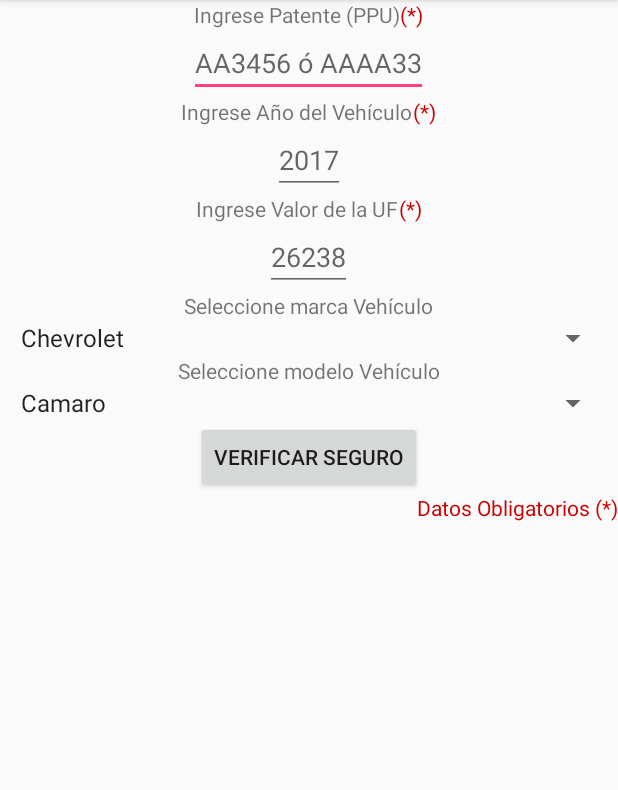
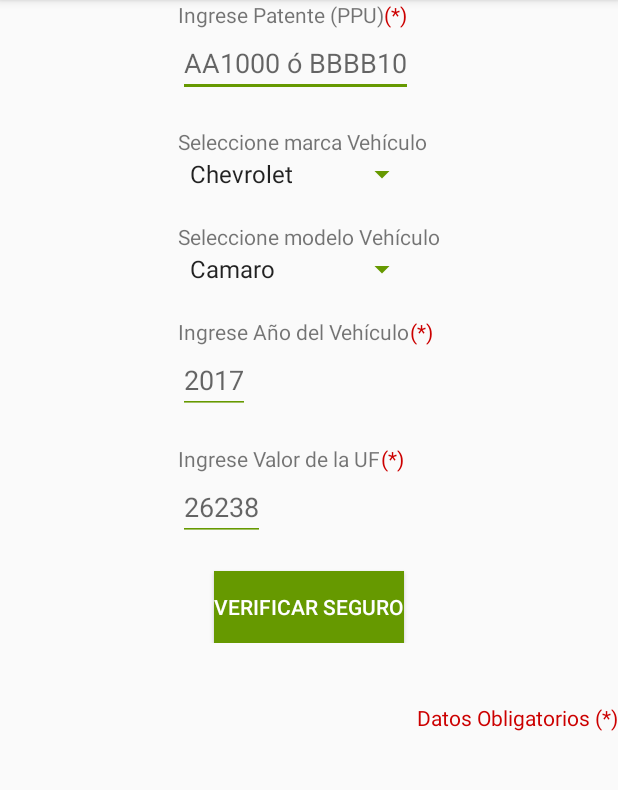
Before and after one commit to rodrigoayacura/AplicacionSeguroAuto, an Android app: the screen it shows after launch (MainActivity), on a phone screen of 412 x 824 dp, the part 84-874 px from its top. Run offline under Robolectric (Android 15) with nearby library versions, the phone set to English and light mode, and no system bars.

Commit message:
Cambios Estetica
Cambios en apariencia - Mejorada
Trabajo Lógica - Mejora Robustez PPU

```diff
--- a/app/src/main/AndroidManifest.xml
+++ b/app/src/main/AndroidManifest.xml
@@ -17,6 +17,7 @@
             </intent-filter>
         </activity>
         <activity android:name=".ResultadoSeguro"></activity>
-    </application>
+
+        </application>
 
 </manifest>
--- a/app/src/main/res/layout/activity_main.xml
+++ b/app/src/main/res/layout/activity_main.xml
@@ -5,10 +5,19 @@
     android:layout_width="match_parent"
     android:layout_height="match_parent"
     tools:context="cl.inacap.aplicacionseguroauto.MainActivity"
-    android:orientation="vertical">
+    android:orientation="vertical"
+    >
+<LinearLayout
+    android:layout_width="wrap_content"
+    android:layout_height="wrap_content"
+    android:layout_gravity="center"
+    android:orientation="vertical"
+    >
+
+
 
     <LinearLayout
-        android:layout_gravity="center"
+        android:layout_gravity="left"
         android:layout_width="wrap_content"
         android:layout_height="wrap_content">
 
@@ -18,18 +27,14 @@
             android:layout_width="wrap_content"
             android:layout_height="wrap_content"
             android:text="@string/string_ingresoPPU"
-            app:layout_constraintBottom_toBottomOf="parent"
-            app:layout_constraintLeft_toLeftOf="parent"
-            app:layout_constraintRight_toRightOf="parent"
-            app:layout_constraintTop_toTopOf="parent"
-            android:layout_gravity="center"
+            android:layout_gravity="left"
             />
 
         <TextView
             android:layout_width="wrap_content"
             android:layout_height="wrap_content"
             android:text="@string/string_obliga"
-            android:layout_gravity="center"
+            android:layout_gravity="left"
             android:textColor="@android:color/holo_red_dark"
             />
 
@@ -39,32 +44,81 @@
     <EditText
         android:layout_width="wrap_content"
         android:layout_height="wrap_content"
-        android:layout_gravity="center"
+        android:layout_gravity="left"
         android:id="@+id/edt_ingresoPPU"
         android:hint="@string/hint_PPU"
         android:maxLength="6"
         android:inputType="textCapCharacters"
+        android:backgroundTint="@android:color/holo_green_dark"
         android:digits="0,1,2,3,4,5,6,7,8,9,ABCDEFGHIJKLMNOPQRSTUVWXYZ"
                 />
+
+    <TextView
+        android:layout_width="wrap_content"
+        android:layout_height="wrap_content"
+        android:id="@+id/txt_seleccionMarca"
+        android:text="@string/string_marcas"
+        android:layout_gravity="left"
+        android:paddingTop="20dp"
+        />
+
+    <Spinner
+        android:id="@+id/spin_marcas"
+        android:layout_width="160dp"
+        android:layout_height="wrap_content"
+        android:layout_gravity="left"
+        android:backgroundTint="@android:color/holo_green_dark">
+
+    </Spinner>
+
+
+    <TextView
+        android:layout_width="wrap_content"
+        android:layout_height="wrap_content"
+        android:id="@+id/txt_seleccionModelo"
+        android:text="@string/string_modelo"
+        android:layout_gravity="left"
+        android:paddingTop="20dp"
+        />
+
+    <Spinner
+        android:id="@+id/spin_modelos"
+        android:layout_gravity="left"
+        android:layout_width="160dp"
+        android:backgroundTint="@android:color/holo_green_dark"
+        android:layout_height="wrap_content"
+
+        >
+
+    </Spinner>
+
+    <LinearLayout
+        android:layout_width="wrap_content"
+        android:layout_height="wrap_content"
+        android:orientation="vertical"
+        android:layout_gravity="left">
+
+
 <LinearLayout
-    android:layout_gravity="center"
+    android:layout_gravity="left"
     android:layout_width="wrap_content"
-    android:layout_height="wrap_content">
+    android:layout_height="wrap_content"
+    android:paddingTop="20dp"
+    >
 
     <TextView
         android:layout_width="wrap_content"
         android:layout_height="wrap_content"
         android:id="@+id/txt_anioVehiculo"
-        android:layout_gravity="center"
+        android:layout_gravity="left"
         android:text="@string/string_anioVehiculo"
-
         />
 
     <TextView
         android:layout_width="wrap_content"
         android:layout_height="wrap_content"
         android:text="@string/string_obliga"
-        android:layout_gravity="center"
+        android:layout_gravity="left"
         android:textColor="@android:color/holo_red_dark"
         />
 
@@ -72,16 +126,29 @@
 
 
     <EditText
-        android:layout_gravity="center"
         android:id="@+id/edt_anioVehiculo"
         android:layout_width="wrap_content"
         android:layout_height="wrap_content"
         android:hint="@string/hint_anio"
         android:inputType="number"
-        android:maxLength="4" />
+        android:backgroundTint="@android:color/holo_green_dark"
+        android:maxLength="4"
+        android:layout_gravity="left"
+        />
+
+    </LinearLayout>
 
     <LinearLayout
-        android:layout_gravity="center"
+        android:layout_width="wrap_content"
+        android:layout_height="wrap_content"
+        android:orientation="vertical"
+        android:layout_gravity="left"
+        android:paddingBottom="20dp"
+        android:paddingTop="20dp"
+        >
+
+    <LinearLayout
+        android:layout_gravity="left"
         android:layout_width="wrap_content"
         android:layout_height="wrap_content">
 
@@ -91,73 +158,43 @@
             android:layout_height="wrap_content"
             android:id="@+id/txt_valorUF"
             android:text="@string/string_valorUF"
-            android:layout_gravity="center"
+            android:layout_gravity="left"
             />
 
         <TextView
             android:layout_width="wrap_content"
             android:layout_height="wrap_content"
             android:text="@string/string_obliga"
-            android:layout_gravity="center"
+            android:layout_gravity="left"
             android:textColor="@android:color/holo_red_dark"
             />
 
+    </LinearLayout>
+
+        <EditText
+            android:id="@+id/edt_valorUF"
+            android:layout_width="wrap_content"
+            android:layout_height="wrap_content"
+            android:layout_gravity="left"
+            android:backgroundTint="@android:color/holo_green_dark"
+            android:hint="@string/hint_valorUF"
+            android:inputType="number"
+            android:maxLength="5" />
 
     </LinearLayout>
 
 
-
-    <EditText
+    <Button
+        android:id="@+id/btn_seguro"
         android:layout_width="wrap_content"
         android:layout_height="wrap_content"
-        android:id="@+id/edt_valorUF"
-        android:maxLength="5"
-        android:hint="@string/hint_valorUF"
-        android:inputType="number"
         android:layout_gravity="center"
+        android:background="@android:color/holo_green_dark"
+        android:textColor="@android:color/white"
+        android:text="@string/Sbtn_calcular"
         />
 
-    <TextView
-    android:layout_width="wrap_content"
-    android:layout_height="wrap_content"
-    android:id="@+id/txt_seleccionMarca"
-    android:text="@string/string_marcas"
-    android:layout_gravity="center"
-    />
-
-    <Spinner
-        android:id="@+id/spin_marcas"
-        android:layout_gravity="center"
-        android:layout_width="600px"
-        android:layout_height="wrap_content">
-
-    </Spinner>
-
-
-    <TextView
-        android:layout_width="wrap_content"
-        android:layout_height="wrap_content"
-        android:id="@+id/txt_seleccionModelo"
-        android:text="@string/string_modelo"
-        android:layout_gravity="center"
-        />
-
-    <Spinner
-        android:id="@+id/spin_modelos"
-        android:layout_gravity="center"
-        android:layout_width="600px"
-        android:layout_height="wrap_content">
-
-    </Spinner>
-
-    <Button
-        android:layout_width="wrap_content"
-        android:layout_height="wrap_content"
-        android:text="@string/Sbtn_calcular"
-        android:id="@+id/btn_seguro"
-        android:layout_gravity="center"
-        />
-
+</LinearLayout>
 
     <TextView
         android:layout_width="wrap_content"
@@ -165,7 +202,10 @@
         android:text="@string/string_obligatorio"
         android:textColor="@android:color/holo_red_dark"
         android:layout_gravity="end"
+        android:paddingTop="40dp"
         />
 
 
+
+
 </LinearLayout>
--- a/app/src/main/res/values/colors.xml
+++ b/app/src/main/res/values/colors.xml
@@ -1,6 +1,6 @@
 <?xml version="1.0" encoding="utf-8"?>
 <resources>
     <color name="colorPrimary">#3F51B5</color>
-    <color name="colorPrimaryDark">#303F9F</color>
+    <color name="colorPrimaryDark">#30379f</color>
     <color name="colorAccent">#FF4081</color>
 </resources>
--- a/app/src/main/res/values/strings.xml
+++ b/app/src/main/res/values/strings.xml
@@ -1,7 +1,7 @@
 <resources>
     <string name="app_name">AplicacionSeguroAuto</string>
     <string name="string_ingresoPPU">Ingrese Patente (PPU)</string>
-    <string name="hint_PPU">AA3456 ó AAAA33</string>
+    <string name="hint_PPU">AA1000 ó BBBB10</string>
     <string name="hint_anio">2017</string>
     <string name="hint_valorUF">26238</string>
     <string name="string_anioVehiculo"> Ingrese Año del Vehículo</string>
@@ -11,6 +11,7 @@
     <string name="string_modelo">Seleccione modelo Vehículo</string>
     <string name="string_obligatorio">Datos Obligatorios (*) </string>
     <string name="string_obliga">(*)</string>
+    <color name="noSeguro">#f00</color>
 
     <string-array name="array_Marcas">
         <item>Chevrolet</item>
@@ -21,7 +22,7 @@
 
     <string-array name="array_Ford">
         <item>Fiesta</item>
-        <item>Ford</item>
+        <item>Focus</item>
         <item>Fusion</item>
         <item>Mustang</item>
     </string-array>
```
Also changed, not shown: app/src/main/java/cl/inacap/aplicacionseguroauto/MainActivity.java (+18 -8 lines), app/src/main/java/cl/inacap/aplicacionseguroauto/ResultadoSeguro.java (+22 -4 lines), app/src/main/res/layout/activity_resultado_seguro.xml (+41 -8 lines), 12 other files.
